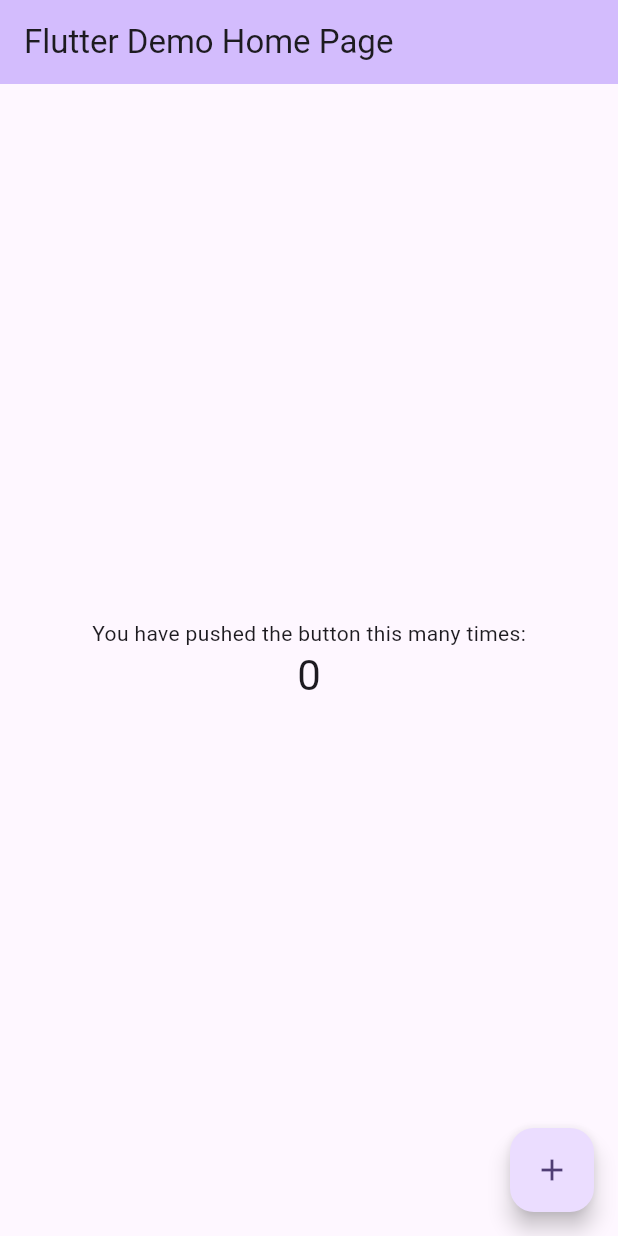
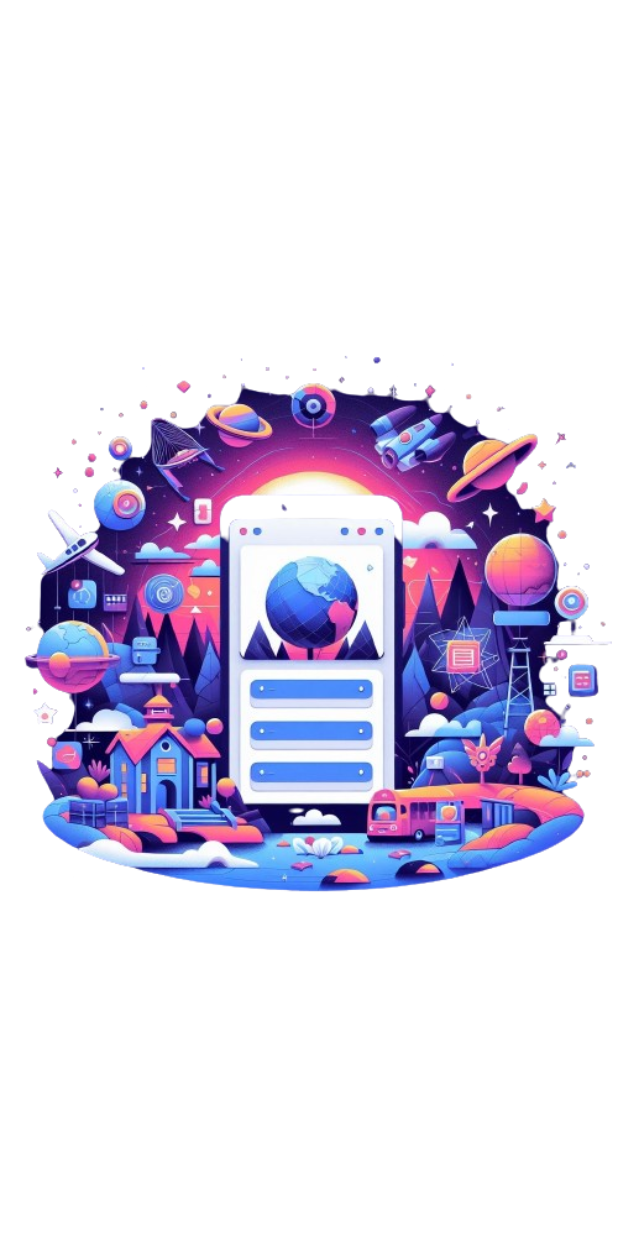
Before and after one commit to blessingmwiti/webview, a Flutter app: the first screen one second after launch, on a phone screen of 412 x 824 dp. Run offline on Flutter 3.47's test engine with Material 3 defaults, Android fonts, the phone set to English and light mode, and no system bars.

```diff
--- a/lib/main.dart
+++ b/lib/main.dart
@@ -1,3 +1,4 @@
+import 'dart:async';
 import 'package:flutter/material.dart';
 
 void main() {
@@ -7,119 +8,62 @@ void main() {
 class MyApp extends StatelessWidget {
   const MyApp({super.key});
 
-  // This widget is the root of your application.
   @override
   Widget build(BuildContext context) {
     return MaterialApp(
       title: 'Flutter Demo',
       theme: ThemeData(
-        // This is the theme of your application.
-        //
-        // TRY THIS: Try running your application with "flutter run". You'll see
-        // the application has a purple toolbar. Then, without quitting the app,
-        // try changing the seedColor in the colorScheme below to Colors.green
-        // and then invoke "hot reload" (save your changes or press the "hot
-        // reload" button in a Flutter-supported IDE, or press "r" if you used
-        // the command line to start the app).
-        //
-        // Notice that the counter didn't reset back to zero; the application
-        // state is not lost during the reload. To reset the state, use hot
-        // restart instead.
-        //
-        // This works for code too, not just values: Most code changes can be
-        // tested with just a hot reload.
-        colorScheme: ColorScheme.fromSeed(seedColor: Colors.deepPurple),
-        useMaterial3: true,
+        primarySwatch: Colors.blue,
+        visualDensity: VisualDensity.adaptivePlatformDensity,
       ),
-      home: const MyHomePage(title: 'Flutter Demo Home Page'),
+      home: const SplashScreen(),
     );
   }
 }
 
-class MyHomePage extends StatefulWidget {
-  const MyHomePage({super.key, required this.title});
-
-  // This widget is the home page of your application. It is stateful, meaning
-  // that it has a State object (defined below) that contains fields that affect
-  // how it looks.
-
-  // This class is the configuration for the state. It holds the values (in this
-  // case the title) provided by the parent (in this case the App widget) and
-  // used by the build method of the State. Fields in a Widget subclass are
-  // always marked "final".
-
-  final String title;
+class SplashScreen extends StatefulWidget {
+  const SplashScreen({super.key});
 
   @override
-  State<MyHomePage> createState() => _MyHomePageState();
+  _SplashScreenState createState() => _SplashScreenState();
 }
 
-class _MyHomePageState extends State<MyHomePage> {
-  int _counter = 0;
+class _SplashScreenState extends State<SplashScreen> {
 
-  void _incrementCounter() {
-    setState(() {
-      // This call to setState tells the Flutter framework that something has
-      // changed in this State, which causes it to rerun the build method below
-      // so that the display can reflect the updated values. If we changed
-      // _counter without calling setState(), then the build method would not be
-      // called again, and so nothing would appear to happen.
-      _counter++;
-    });
+  @override
+  void initState() {
+    super.initState();
+    Timer(
+      const Duration(seconds: 3), // Set the duration for the splash screen
+          () => Navigator.of(context).pushReplacement(MaterialPageRoute(builder: (context) => const MyHomePage())),
+    );
   }
 
   @override
   Widget build(BuildContext context) {
-    // This method is rerun every time setState is called, for instance as done
-    // by the _incrementCounter method above.
-    //
-    // The Flutter framework has been optimized to make rerunning build methods
-    // fast, so that you can just rebuild anything that needs updating rather
-    // than having to individually change instances of widgets.
-    return Scaffold(
-      appBar: AppBar(
-        // TRY THIS: Try changing the color here to a specific color (to
-        // Colors.amber, perhaps?) and trigger a hot reload to see the AppBar
-        // change color while the other colors stay the same.
-        backgroundColor: Theme.of(context).colorScheme.inversePrimary,
-        // Here we take the value from the MyHomePage object that was created by
-        // the App.build method, and use it to set our appbar title.
-        title: Text(widget.title),
+    return Container(
+      color: Colors.white,
+      child: Center(
+        child: Image.asset('assets/images/splash_image.png'), // Replace with your splash image asset path
       ),
-      body: Center(
-        // Center is a layout widget. It takes a single child and positions it
-        // in the middle of the parent.
-        child: Column(
-          // Column is also a layout widget. It takes a list of children and
-          // arranges them vertically. By default, it sizes itself to fit its
-          // children horizontally, and tries to be as tall as its parent.
-          //
-          // Column has various properties to control how it sizes itself and
-          // how it positions its children. Here we use mainAxisAlignment to
-          // center the children vertically; the main axis here is the vertical
-          // axis because Columns are vertical (the cross axis would be
-          // horizontal).
-          //
-          // TRY THIS: Invoke "debug painting" (choose the "Toggle Debug Paint"
-          // action in the IDE, or press "p" in the console), to see the
-          // wireframe for each widget.
-          mainAxisAlignment: MainAxisAlignment.center,
-          children: <Widget>[
-            const Text(
-              'You have pushed the button this many times:',
-            ),
-            Text(
-              '$_counter',
-              style: Theme.of(context).textTheme.headlineMedium,
-            ),
-          ],
-        ),
-      ),
-      floatingActionButton: FloatingActionButton(
-        onPressed: _incrementCounter,
-        tooltip: 'Increment',
-        child: const Icon(Icons.add),
-      ), // This trailing comma makes auto-formatting nicer for build methods.
     );
   }
 }
+
+// TODO: Define the MyHomePage widget here
+
+class MyHomePage extends StatelessWidget {
+  const MyHomePage({super.key});
+
+  @override
+  Widget build(BuildContext context) {
+    return Scaffold(
+      appBar: AppBar(
+        title: const Text('Home Page'),
+      ),
+      body: const Center(
+        child: Text('Welcome to the Home Page!'),
+      ),
+    );
+  }
+}
--- a/pubspec.yaml
+++ b/pubspec.yaml
@@ -59,9 +59,8 @@ flutter:
   uses-material-design: true
 
   # To add assets to your application, add an assets section, like this:
-  # assets:
-  #   - images/a_dot_burr.jpeg
-  #   - images/a_dot_ham.jpeg
+  assets:
+    - assets/images/splash_image.png
 
   # An image asset can refer to one or more resolution-specific "variants", see
   # https://flutter.dev/assets-and-images/#resolution-aware
```
Also changed, not shown: assets/images/splash_image.png (added).
